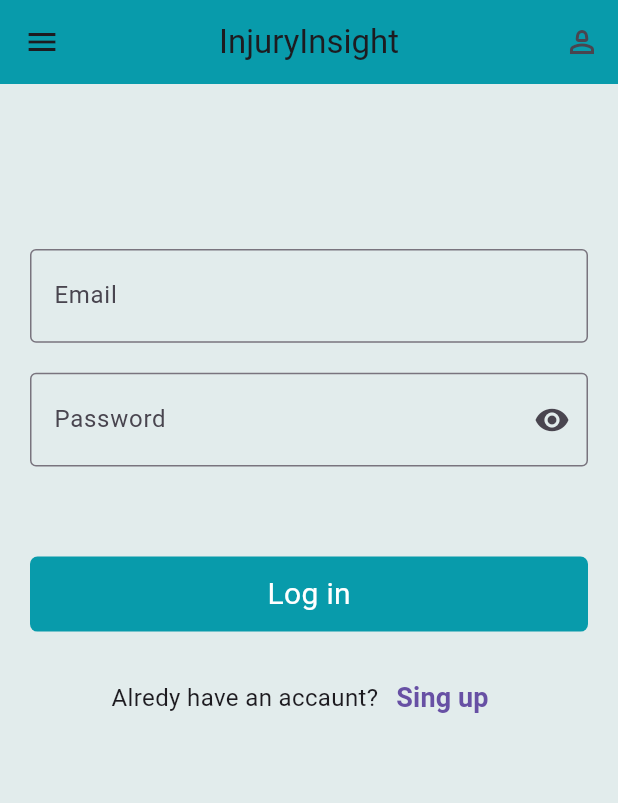
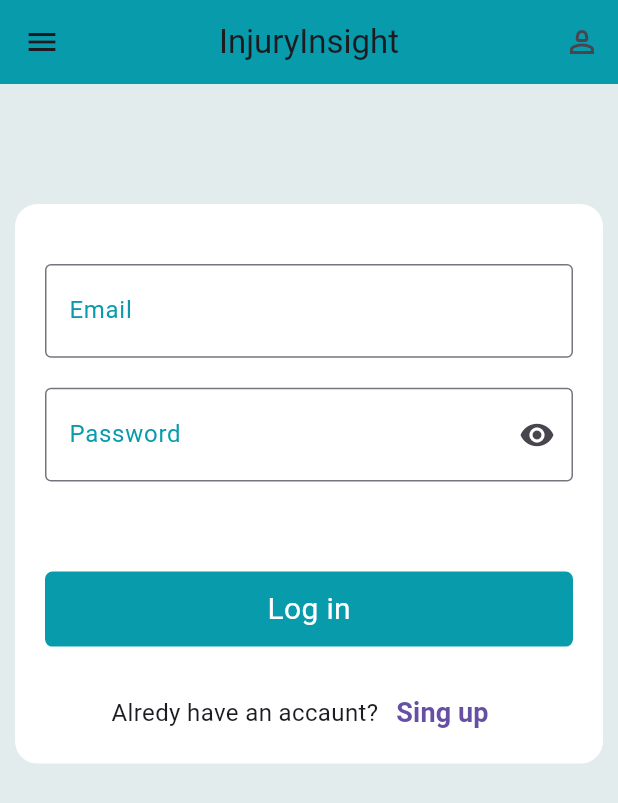
Before and after one commit to Alexsandr52/flutter-app-gwork, a Flutter app: the screen it shows after launch, on a phone screen of 412 x 824 dp. Shown: the top 803 px of the screen. Run offline on Flutter 3.47's test engine with Material 3 defaults, Android fonts, the phone set to English and light mode, and no system bars; missing offline and left inert: dart:ffi.

Commit message:
done with auth

```diff
--- a/lib/pages/auth_form.dart
+++ b/lib/pages/auth_form.dart
@@ -23,6 +23,7 @@ class _AuthFormState extends State<AuthForm> {
   Widget build(BuildContext context) {
     return Scaffold(
       backgroundColor: constBackgroundColor,
+
       appBar: AppBar(
           backgroundColor: navBarsColor,
           title: Text('InjuryInsight'),
@@ -30,10 +31,17 @@ class _AuthFormState extends State<AuthForm> {
           actions: [IconButton(onPressed: () {}, icon: Icon(Icons.person_2_outlined))],
           centerTitle: true,
         ),
+
       body: SingleChildScrollView(
+        child: Padding(
+          padding: EdgeInsets.symmetric(horizontal: 10, vertical: 80),
+          child: Container(
+            decoration: BoxDecoration(
+              color: boxesColor,
+              borderRadius: BorderRadius.circular(15),
+            ),
+            padding: EdgeInsets.symmetric(horizontal: 20, vertical: 10),
 
-        child: Padding(
-          padding: EdgeInsets.symmetric(horizontal: 20, vertical: 60),
             child: Form(
               key: _formfield,
 
@@ -43,11 +51,13 @@ class _AuthFormState extends State<AuthForm> {
                 children: [
 
                   //Email
-                SizedBox(height: 50),
+                  SizedBox(height: 30),
                   TextFormField(
                     keyboardType: TextInputType.emailAddress,
                     controller: emailController,
                     decoration:  InputDecoration(
+                      labelStyle: TextStyle(color: navBarsColor),
+                      focusedBorder: OutlineInputBorder(borderSide: BorderSide(color: navBarsColor)),
                       labelText: "Email",
                       border: OutlineInputBorder(),
                       prefix: Icon(Icons.email),
@@ -66,6 +76,8 @@ class _AuthFormState extends State<AuthForm> {
                     controller: passController,
                     obscureText: passToggle,
                     decoration:  InputDecoration(
+                      labelStyle: TextStyle(color: navBarsColor),
+                      focusedBorder: OutlineInputBorder(borderSide: BorderSide(color: navBarsColor)),
                       labelText: "Password",
                       border: OutlineInputBorder(),
                       prefix: Icon(Icons.lock),
@@ -134,6 +146,9 @@ class _AuthFormState extends State<AuthForm> {
               ),
             ),
           ),
+          // Форма регистрации
+
+        ),
       ),
     );
   }
```
Lines whose indentation alone changed are shown as unchanged.
